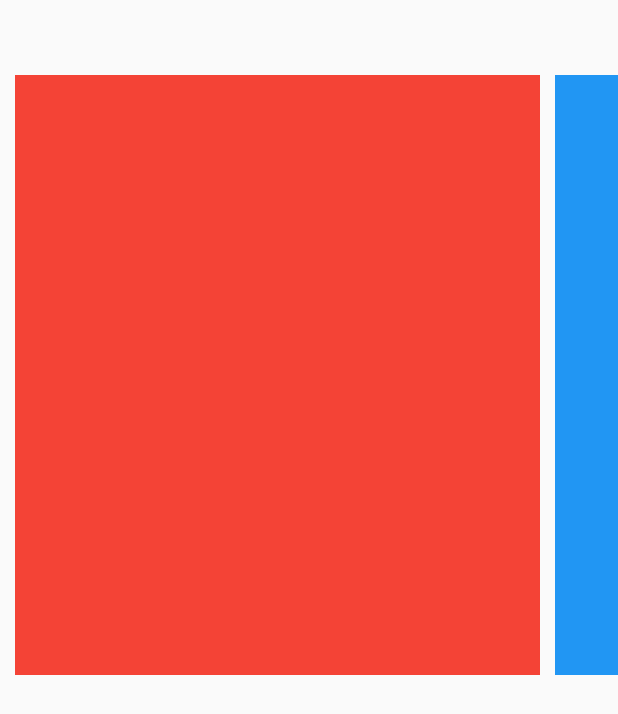
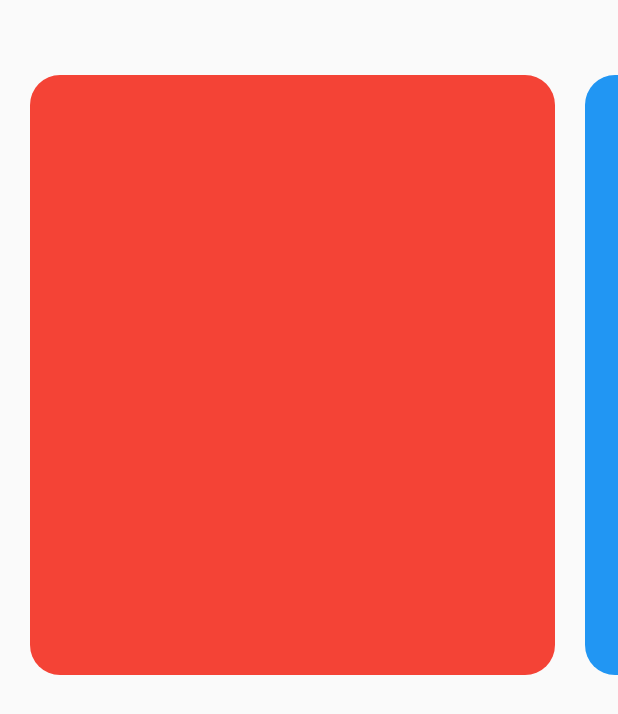
Before and after one commit to vinnyhoward/simple-flutter-quiz-app, a Flutter app: the screen it shows after launch, on a phone screen of 412 x 824 dp. Shown: the top 714 px of the screen. Run offline on Flutter 3.47's test engine with Material 2 defaults, Android fonts, the phone set to English and light mode, and no system bars.

Commit message:
added styling for side scrolling list and abstracted into smaller widgets

```diff
--- /dev/null
+++ b/lib/home/difficultyList.dart
@@ -0,0 +1,68 @@
+import 'package:flutter/material.dart';
+import '../main.dart';
+
+class DifficultyList extends StatelessWidget {
+  DifficultyList();
+
+  @override
+  Widget build(BuildContext context) {
+    return Container(
+        margin: EdgeInsets.symmetric(vertical: 50.0),
+        height: 400.0,
+        padding: EdgeInsets.only(left: 10.0),
+        child: ListView(
+          scrollDirection: Axis.horizontal,
+          children: <Widget>[
+            Container(
+              width: 350.0,
+              height: 400.0,
+              margin: EdgeInsets.symmetric(horizontal: 10.0),
+              decoration: BoxDecoration(
+                  color: Colors.red,
+                  borderRadius: BorderRadius.all(Radius.circular(20))),
+              child: InkWell(
+                onTap: () {
+                  Navigator.push(
+                    context,
+                    MaterialPageRoute(builder: (context) => Quiz()),
+                  );
+                },
+                child: Container(height: 200, width: 200),
+              ),
+            ),
+            Container(
+              width: 350.0,
+              height: 400.0,
+              margin: EdgeInsets.symmetric(horizontal: 10.0),
+              decoration: BoxDecoration(
+                  color: Colors.blue,
+                  borderRadius: BorderRadius.all(Radius.circular(20))),
+            ),
+            Container(
+              width: 350.0,
+              height: 400.0,
+              margin: EdgeInsets.symmetric(horizontal: 10.0),
+              decoration: BoxDecoration(
+                  color: Colors.green,
+                  borderRadius: BorderRadius.all(Radius.circular(20))),
+            ),
+            Container(
+              width: 350.0,
+              height: 400.0,
+              margin: EdgeInsets.symmetric(horizontal: 10.0),
+              decoration: BoxDecoration(
+                  color: Colors.yellow,
+                  borderRadius: BorderRadius.all(Radius.circular(20))),
+            ),
+            Container(
+              width: 350.0,
+              height: 400.0,
+              margin: EdgeInsets.symmetric(horizontal: 10.0),
+              decoration: BoxDecoration(
+                  color: Colors.orange,
+                  borderRadius: BorderRadius.all(Radius.circular(20))),
+            ),
+          ],
+        ));
+  }
+}
--- a/lib/home/home.dart
+++ b/lib/home/home.dart
@@ -1,60 +1,12 @@
 // packages
 import 'package:flutter/material.dart';
-import '../main.dart';
+import './difficultyList.dart';
 
 class Home extends StatelessWidget {
   @override
   Widget build(BuildContext context) {
     return Scaffold(
-      body: Container(
-          margin: EdgeInsets.symmetric(vertical: 50.0),
-          height: 400.0,
-          padding: EdgeInsets.only(left: 5.0),
-          child: ListView(
-            // This next line does the trick.
-            scrollDirection: Axis.horizontal,
-            children: <Widget>[
-              Container(
-                width: 350.0,
-                height: 400.0,
-                margin: EdgeInsets.symmetric(horizontal: 5.0),
-                color: Colors.red,
-                child: InkWell(
-                  onTap: () {
-                    Navigator.push(
-                      context,
-                      MaterialPageRoute(builder: (context) => Quiz()),
-                    );
-                  }, // handle your onTap here
-                  child: Container(height: 200, width: 200),
-                ),
-              ),
-              Container(
-                width: 350.0,
-                height: 400.0,
-                margin: EdgeInsets.symmetric(horizontal: 5.0),
-                color: Colors.blue,
-              ),
-              Container(
-                width: 350.0,
-                height: 400.0,
-                margin: EdgeInsets.symmetric(horizontal: 5.0),
-                color: Colors.green,
-              ),
-              Container(
-                width: 350.0,
-                height: 400.0,
-                margin: EdgeInsets.symmetric(horizontal: 5.0),
-                color: Colors.yellow,
-              ),
-              Container(
-                width: 350.0,
-                height: 400.0,
-                margin: EdgeInsets.symmetric(horizontal: 5.0),
-                color: Colors.orange,
-              ),
-            ],
-          )),
+      body: DifficultyList(),
     );
   }
 }
--- a/lib/main.dart
+++ b/lib/main.dart
@@ -6,7 +6,7 @@ import './shared/mockData.dart';
 
 // widgets
 import './home/home.dart';
-import './quiz.dart';
+import 'quizList.dart';
 import './result.dart';
 
 void main() => runApp(MaterialApp(
--- a/lib/quiz.dart
+++ b/lib/quizList.dart
@@ -1,7 +1,7 @@
 import 'package:flutter/material.dart';
 
-import './question.dart';
-import './answer.dart';
+import 'question.dart';
+import 'answer.dart';
 
 class QuestionList extends StatelessWidget {
   final List<Map<String, Object>> quizQuestions;
```
